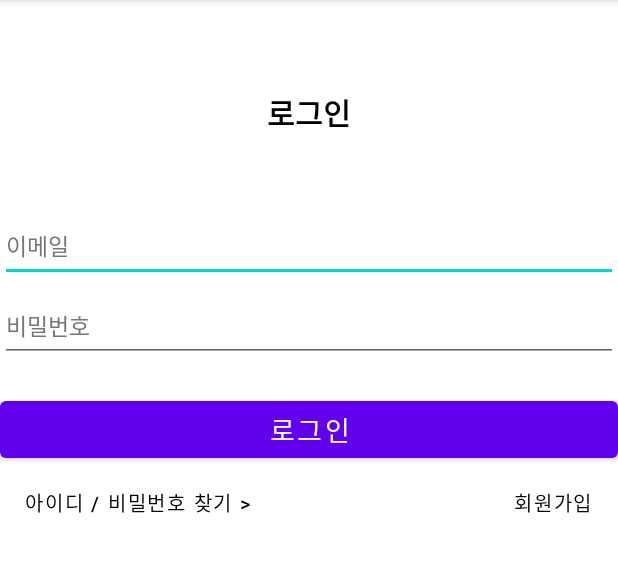
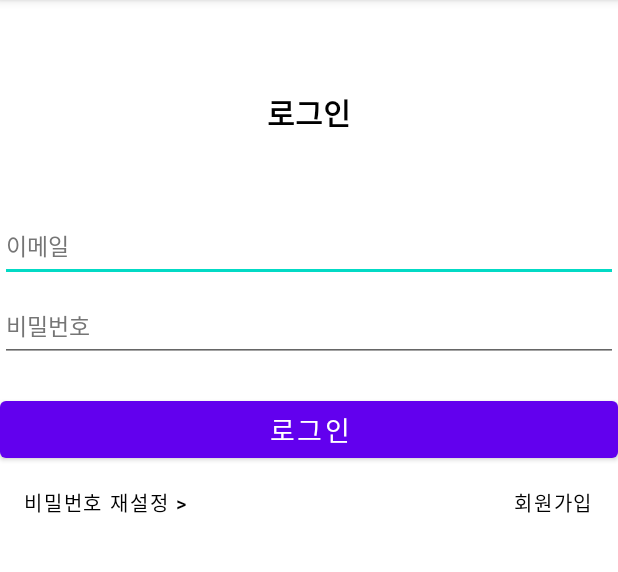
Before and after one commit to coolpiece/MYPET, an Android app: the screen it shows after launch (LoginActivity), on a phone screen of 412 x 824 dp, the part 84-656 px from its top. Run offline under Robolectric (Android 15) with nearby library versions, the phone set to English and light mode, and no system bars; our stand-ins replace Firebase (no records; nobody signed in at launch, a user with empty details on screens opened directly).

Commit message:
[mod] login

```diff
--- a/app/src/main/java/com/example/mypet/SignUpActivity.java
+++ b/app/src/main/java/com/example/mypet/SignUpActivity.java
@@ -37,14 +37,12 @@ public class SignUpActivity extends AppCompatActivity {
         mBtnRegister = findViewById(R.id.btn_register);
         mBtnRegister.setOnClickListener(new View.OnClickListener() {
             @Override
-            public void onClick(View view) {
-                // 회원가입 처리 시작
+            public void onClick(View view) { // 회원가입 처리 시작
                 String strEmail = mEtEmail.getText().toString();
                 String strPassword = mEtPassword.getText().toString();
                 String strPasswordCheck = mEtPasswordCheck.getText().toString();
 
-                if(strPassword.equals(strPasswordCheck)) {
-                    // Firebase Auth 진행
+                if(strPassword.equals(strPasswordCheck)) { // Firebase Auth 진행
                     mFirebaseAuth.createUserWithEmailAndPassword(strEmail, strPassword).addOnCompleteListener(SignUpActivity.this, new OnCompleteListener<AuthResult>() {
                         @Override
                         public void onComplete(@NonNull Task<AuthResult> task) {
--- a/app/src/main/res/layout/activity_login.xml
+++ b/app/src/main/res/layout/activity_login.xml
@@ -65,7 +65,7 @@
                 android:layout_width="wrap_content"
                 android:layout_height="wrap_content"
                 android:layout_alignParentLeft="true"
-                android:text="아이디 / 비밀번호 찾기 >"
+                android:text="비밀번호 재설정 >"
                 android:textSize="13sp"
                 android:textColor="@color/black"
                 android:background="@color/transparent"/>
```
